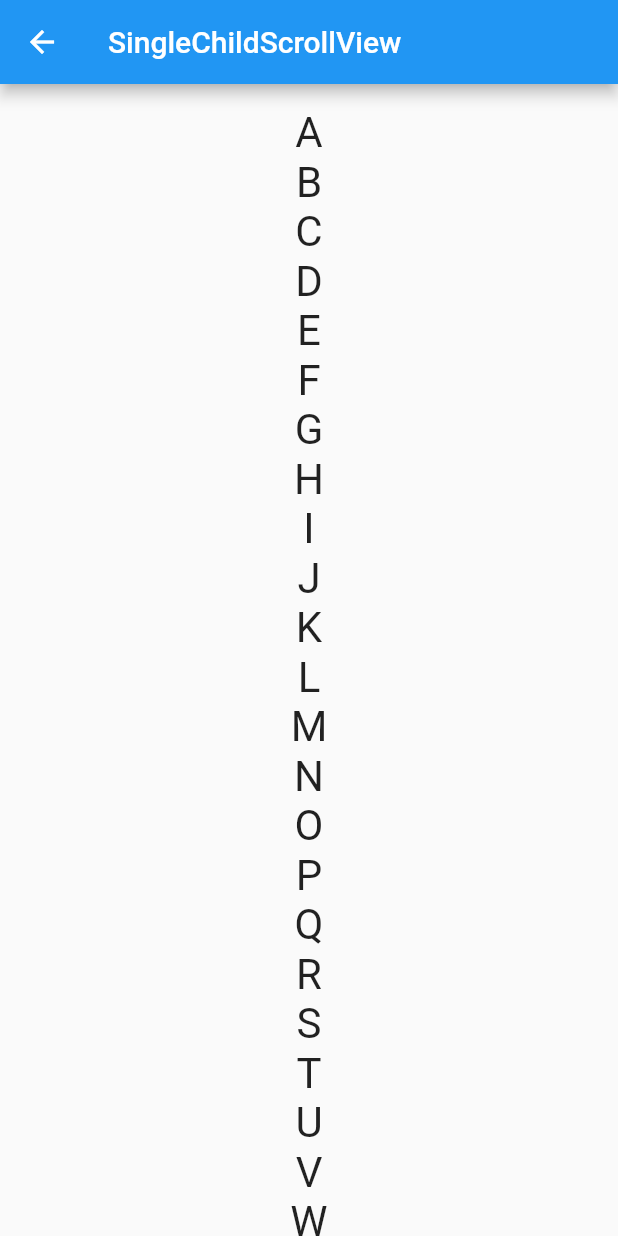
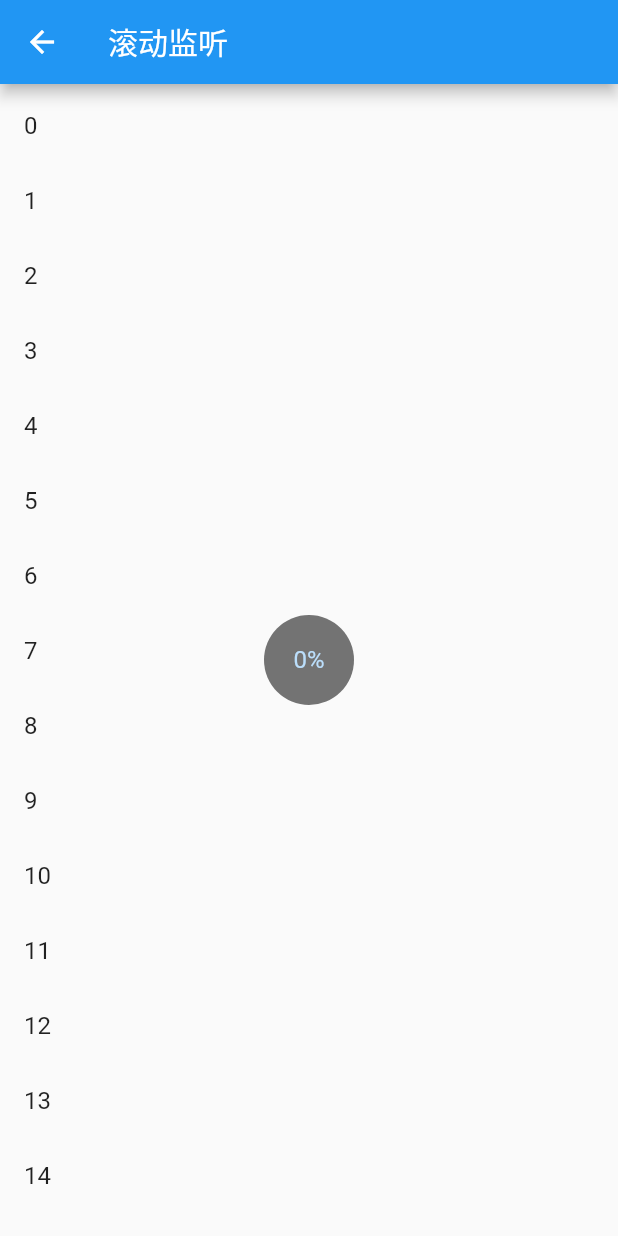
Before and after one commit to zhou-jun-jie/hello_world, a Flutter app: the TipRoute screen opened directly, after a tap on "跳转Scroll", on a phone screen of 412 x 824 dp. Run offline on Flutter 3.47's test engine with Material 2 defaults, Android fonts, the phone set to English and light mode, and no system bars; network calls fail.

Commit message:
列表控件

```diff
--- a/lib/main.dart
+++ b/lib/main.dart
@@ -2,6 +2,8 @@ import 'package:flutter/material.dart'; // 导入了Material UI组件库
 //导入cupertino  widget 库
 import 'package:flutter/cupertino.dart';
 import 'package:flutter/rendering.dart';
+import 'package:hello_world/scrolnotification.dart';
+import 'scollcontroller.dart';
 
 import 'scroll.dart';
 
@@ -370,7 +372,9 @@ class TipRoute extends StatelessWidget {
                             context,
                             MaterialPageRoute(
                               builder: (context) =>
-                                  SingleChildScrollViewTestRoute(),
+                                  /*SingleChildScrollViewTestRoute(),*/
+                              /*ScrollControllerTestRoute(),*/
+                              ScrollNotificationTestRoute(),
                             ))
                       },
                   child: const Text(
--- a/lib/scroll.dart
+++ b/lib/scroll.dart
@@ -1,4 +1,5 @@
-import 'package:flutter/material.dart'; // 导入了Material UI组件库
+import 'package:flutter/material.dart';
+import 'package:hello_world/list.dart'; // 导入了Material UI组件库
 
 class SingleChildScrollViewTestRoute extends StatelessWidget {
   @override
@@ -8,10 +9,8 @@ class SingleChildScrollViewTestRoute extends StatelessWidget {
       appBar: AppBar(
         title: const Text('SingleChildScrollView'),
       ),
-      body: Scrollbar(
-          child: Column(
-            children: [
-              SingleChildScrollView(
+      body:
+      /*SingleChildScrollView(
         padding: const EdgeInsets.all(16.0),
         child: Center(
           child: Column(
@@ -24,11 +23,8 @@ class SingleChildScrollViewTestRoute extends StatelessWidget {
                 .toList(),
           ),
         ),
-              )
-            ],
-          )
-
-      ),
+      ),*/
+      ListViewRoute()
     );
   }
 }
--- /dev/null
+++ b/lib/scrolnotification.dart
@@ -0,0 +1,48 @@
+import 'package:flutter/material.dart';
+
+class ScrollNotificationTestRoute extends StatefulWidget {
+  @override
+  State<StatefulWidget> createState() {
+    return ScrollNotificationTestRouteState();
+  }
+}
+
+class ScrollNotificationTestRouteState
+    extends State<ScrollNotificationTestRoute> {
+  String _progress = "0%";
+
+  @override
+  Widget build(BuildContext context) {
+    return Scaffold(
+      appBar: AppBar(title: Text('滚动监听'),),
+      body: Scrollbar(
+          child: NotificationListener<ScrollNotification>(
+            onNotification: (ScrollNotification notification) {
+              double progress =
+                  notification.metrics.pixels / notification.metrics.maxScrollExtent;
+              setState(() {
+                _progress = "${(progress * 100).toInt()}%";
+              });
+              print("BottomEdge:${notification.metrics.extentAfter}");
+              return false;
+            },
+            child: Stack(
+              alignment: Alignment.center,
+              children: [
+                ListView.builder(
+                    itemCount: 100,
+                    itemExtent: 50,
+                    itemBuilder: (context, index) => ListTile(
+                      title: Text("$index"),
+                    )),
+                CircleAvatar(
+                  radius: 30.0,
+                  child: Text(_progress),
+                  backgroundColor: Colors.black54,
+                )
+              ],
+            ),
+          )),
+    );
+  }
+}
```
Also changed, not shown: lib/list.dart (+14 -2 lines), lib/scollcontroller.dart (added, +68 -0 lines). Lines whose indentation alone changed are shown as unchanged.
